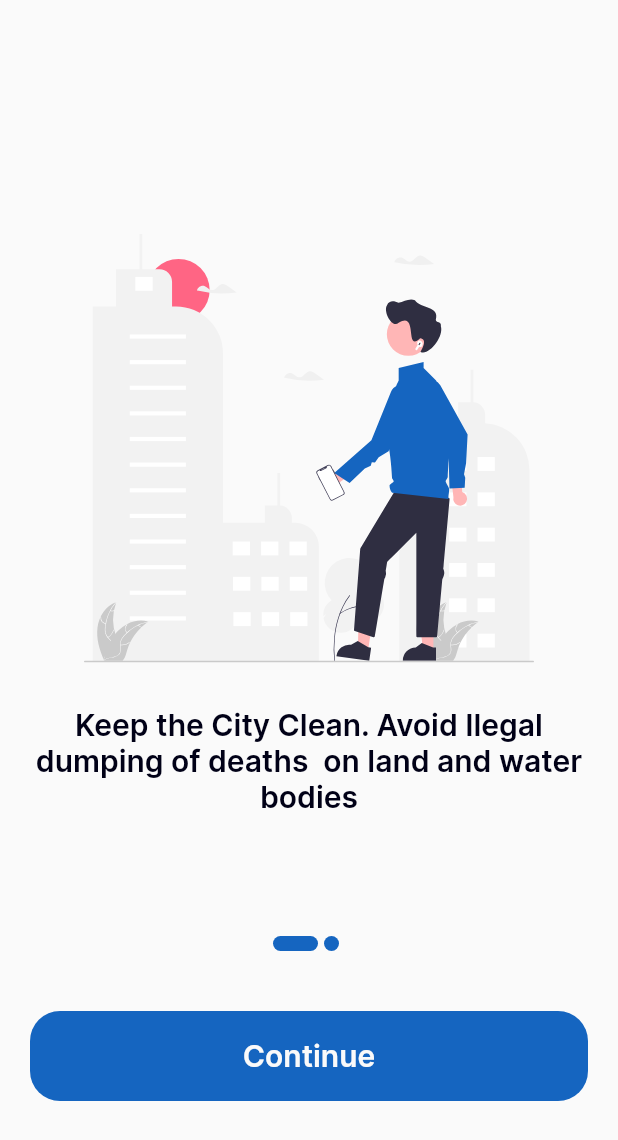
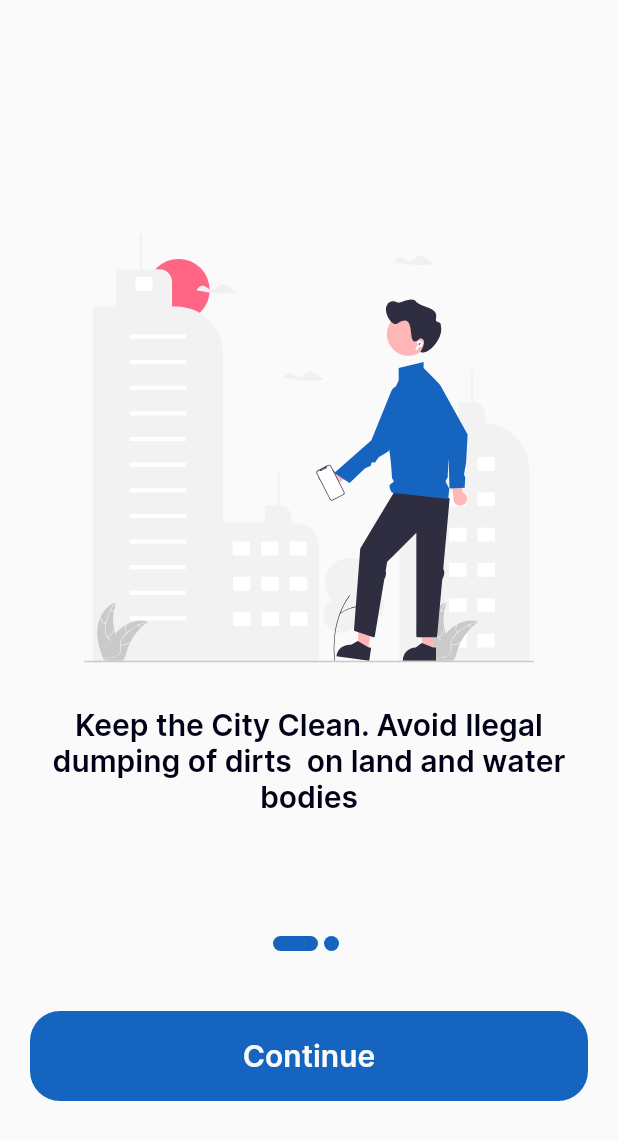
Before and after one commit to Lukong123/cleanCity, a Flutter app: the screen it shows after launch, on a phone screen of 412 x 824 dp. Shown: the top 1140 px of the screen. Run offline on Flutter 3.47's test engine with Material 2 defaults, Android fonts, the phone set to English and light mode, and no system bars; our stand-ins replace cloud_firestore, firebase_core, flutter_spinkit, flutter_svg, google_fonts, google_maps_flutter and 2 more; missing offline and left inert: dart:js, flutter_polyline_points; accounts and stored records are empty.

Commit message:
corrected typo

```diff
--- a/lib/screens/onboard/content.dart
+++ b/lib/screens/onboard/content.dart
@@ -13,12 +13,12 @@ List<UnboardingContent> contents =[
       svgPictures: 'assets/icons/undraw4.svg',
      // image: 'assets/icons/undraw1.svg',
       title: "Welcome To CleanCity",
-      discription: "Keep the City Clean. Avoid Ilegal dumping of deaths  on land and water bodies"),
+      discription: "Keep the City Clean. Avoid Ilegal dumping of dirts  on land and water bodies"),
 
   UnboardingContent(
 
       svgPictures: 'assets/icons/undraw3.svg',
       //image: 'assets/images/undraw2.svg',
       title: "Locate TrashCans Arround the City",
-      discription: "Easily Loacate trashCans arround the City With this App and dump your deaths.")
+      discription: "Easily Loacate trashCans arround the City With this App and dump your dirts.")
 ];
```
